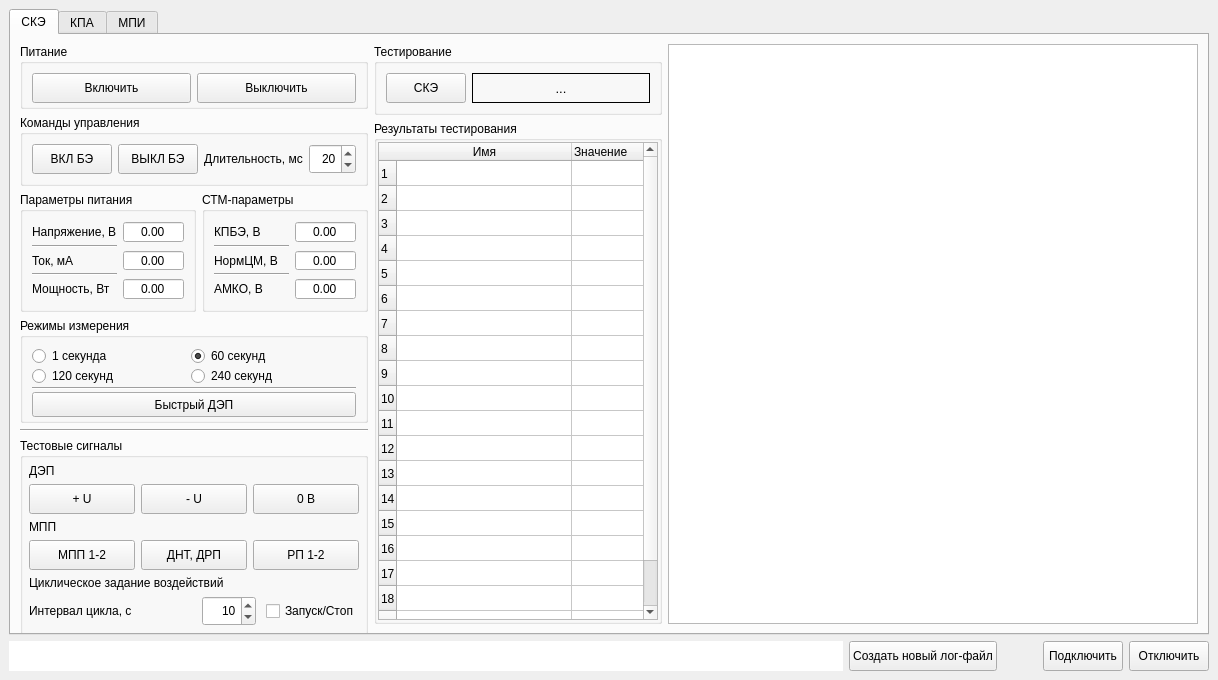
This is main_win.ui in a-styuf/kpa_be_ske_lr as Qt 5 draws it before an edit. The edited form follows.
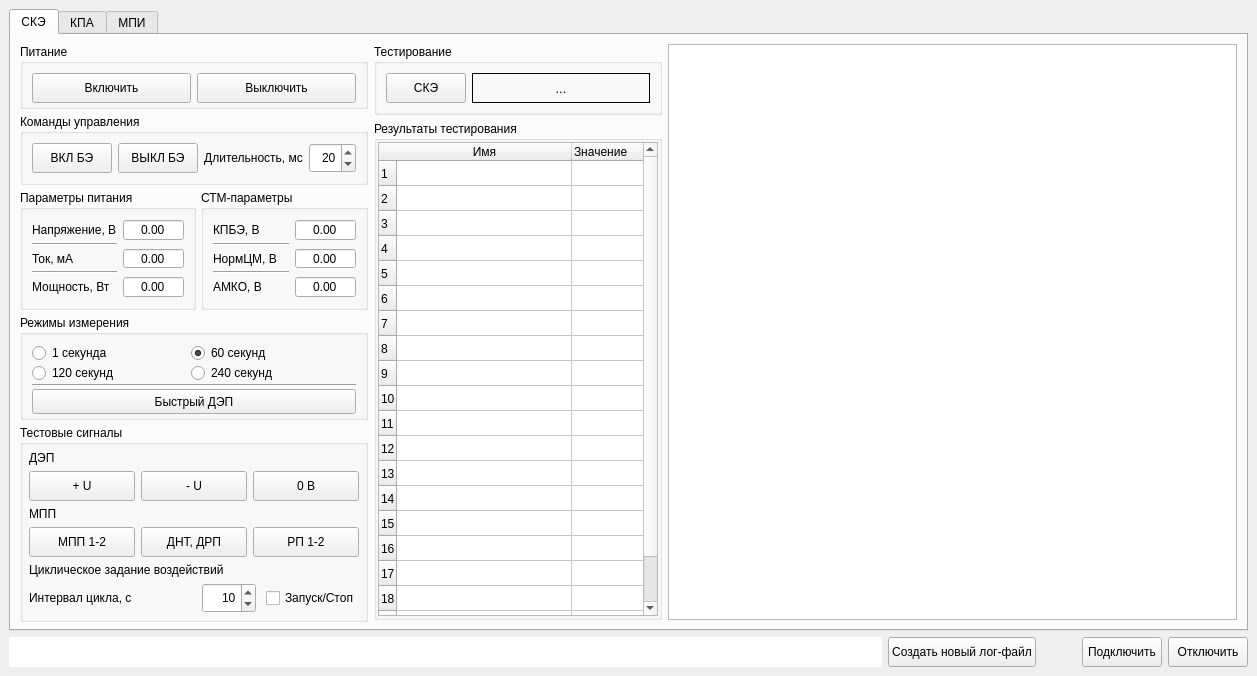
This is the edited form.

Diff of the .ui file:
```diff
--- a/main_win.ui
+++ b/main_win.ui
@@ -6,8 +6,8 @@
    <rect>
     <x>0</x>
     <y>0</y>
-    <width>1218</width>
-    <height>680</height>
+    <width>1257</width>
+    <height>676</height>
    </rect>
   </property>
   <property name="windowTitle">
@@ -41,6 +41,9 @@
          <layout class="QHBoxLayout" name="horizontalLayout_9" stretch="0,0,1">
           <item>
            <layout class="QVBoxLayout" name="verticalLayout_3">
+            <property name="spacing">
+             <number>5</number>
+            </property>
             <property name="sizeConstraint">
              <enum>QLayout::SetMinimumSize</enum>
             </property>
@@ -667,13 +670,6 @@
               </layout>
              </widget>
             </item>
-            <item>
-             <widget class="Line" name="line_3">
-              <property name="orientation">
-               <enum>Qt::Horizontal</enum>
-              </property>
-             </widget>
-            </item>
             <item>
              <widget class="QGroupBox" name="SKE_testDEPPButt">
               <property name="sizePolicy">
@@ -894,7 +890,7 @@
                  <item>
                   <widget class="QCheckBox" name="testCycleCBox">
                    <property name="sizePolicy">
-                    <sizepolicy hsizetype="Minimum" vsizetype="Expanding">
+                    <sizepolicy hsizetype="Minimum" vsizetype="Minimum">
                      <horstretch>0</horstretch>
                      <verstretch>0</verstretch>
                     </sizepolicy>
```
Left out of the diff: 7 changed lines with no effect on the pictures.
